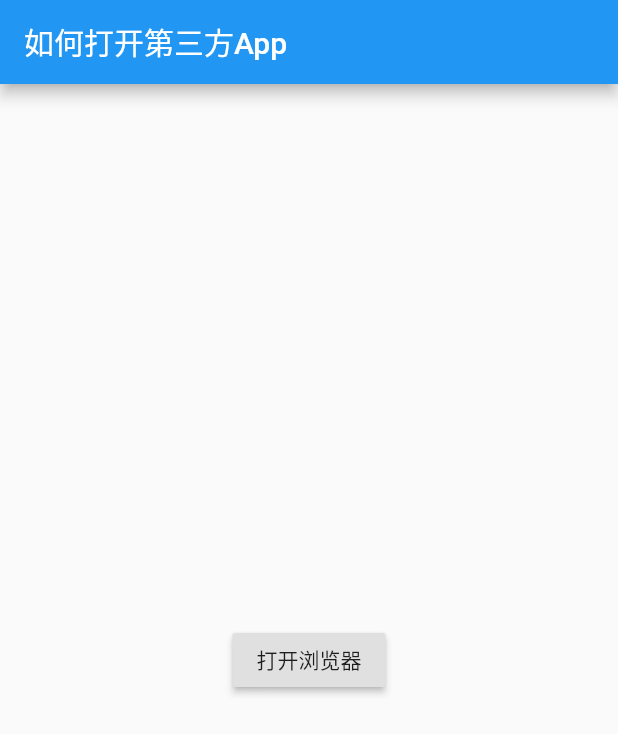
After one commit to chenbingxu/imooc, a Flutter app: the screen it shows after launch, after a tap on "打开浏览器", on a phone screen of 412 x 824 dp. The commit adds this screen. Shown: the top 734 px of the screen. Run offline on Flutter 3.47's test engine with Material 2 defaults, Android fonts, the phone set to English and light mode, and no system bars; missing offline and left inert: flutter_color_plugin.

Commit message:
调用手机浏览器

```diff
--- /dev/null
+++ b/lib/launch_page.dart
@@ -0,0 +1,44 @@
+import 'package:flutter/material.dart';
+import 'package:flutter_color_plugin/flutter_color_plugin.dart';
+import 'package:url_launcher/url_launcher.dart';
+
+/// 如何打开第三方App
+
+class LaunchPage extends StatefulWidget {
+  @override
+  _LaunchPageState createState() => _LaunchPageState();
+}
+
+class _LaunchPageState extends State<LaunchPage> {
+  @override
+  Widget build(BuildContext context) {
+    return MaterialApp(
+      home: Scaffold(
+          appBar: AppBar(
+            title: Text("如何打开第三方App"),
+          ),
+          body: Center(
+            child: Column(
+              mainAxisAlignment: MainAxisAlignment.center,
+              children: <Widget>[
+                RaisedButton(
+                  onPressed: () => _launchURL(),
+                  child: Text("打开浏览器"),
+                ),
+              ],
+            ),
+          )),
+    );
+  }
+
+
+  //加载新的插件一定要硬重启
+  _launchURL() async {
+    const url = 'https://flutter.io';
+    if (await canLaunch(url)) {
+      await launch(url);
+    } else {
+      throw 'Could not launch $url';
+    }
+  }
+}
--- a/lib/main.dart
+++ b/lib/main.dart
@@ -5,6 +5,8 @@ import 'package:imooc/res_page.dart';
 import 'package:imooc/stateful_group_page.dart';
 import 'package:imooc/flutter_layout_page.dart';
 import 'package:imooc/gesture_page.dart';
+
+import 'launch_page.dart';
 
 void main() => runApp(MyApp());
 
@@ -39,6 +41,7 @@ class MyApp extends StatelessWidget {
         'layout': (BuildContext context) => FlutterLayoutPage(),
         'gesture': (BuildContext context) => GesturePage(),
         'res': (BuildContext context) => ResPage(),
+        'launch': (BuildContext context) => LaunchPage(),
       },
     );
   }
@@ -76,6 +79,7 @@ class _RouteNavigatorState extends State<RouteNavigator> {
           _item('如何进行Flutter布局开发', FlutterLayoutPage(), 'layout'),
           _item('如何检测用户用户手势以及处理点击事件？', GesturePage(), 'gesture'),
           _item('资产管理？', ResPage(), 'res'),
+          _item('打开浏览器', LaunchPage(), 'launch'),
         ],
       ),
     );
--- a/pubspec.yaml
+++ b/pubspec.yaml
@@ -24,6 +24,7 @@ dependencies:
   # Use with the CupertinoIcons class for iOS style icons.
   cupertino_icons: ^0.1.2
   flutter_color_plugin: ^0.0.2
+  url_launcher: ^5.0.2
 
 dev_dependencies:
   flutter_test:
```
Also changed, not shown: pubspec.lock, 3 other files.
